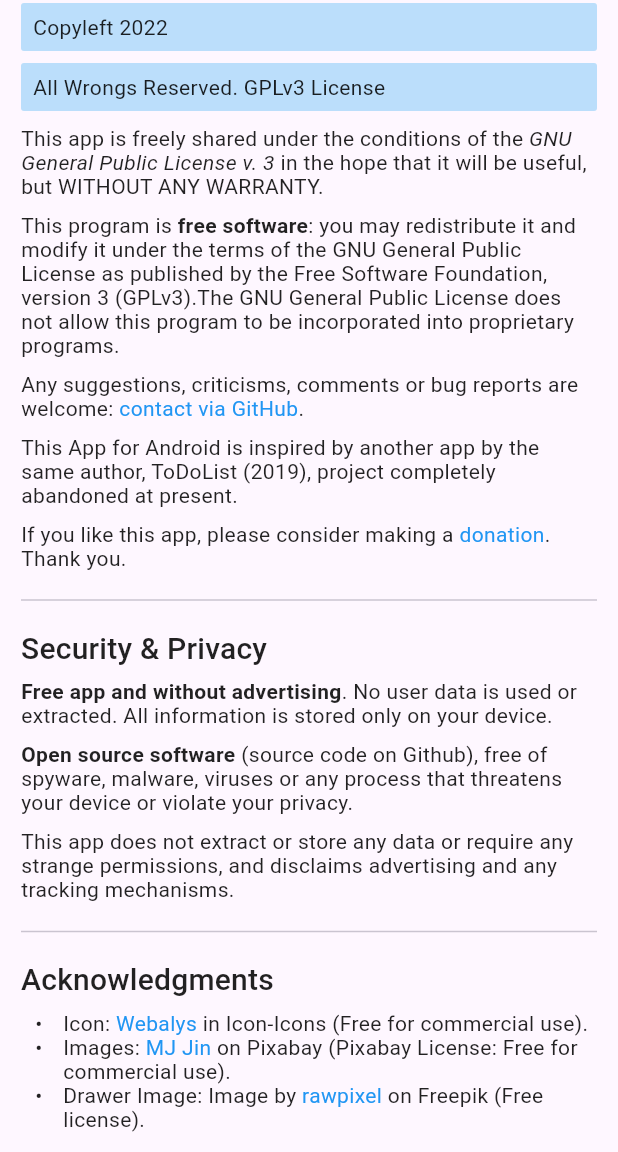
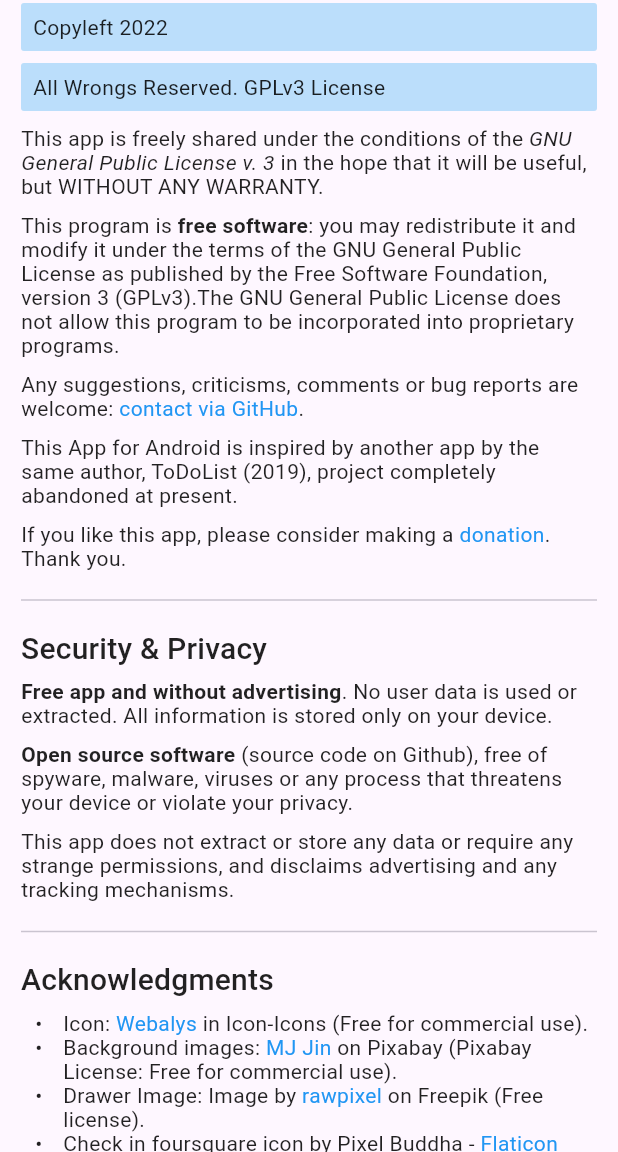
Before and after one commit to Webierta/todo_manager, a Flutter app: the AboutPage screen opened by its route, scrolled down 238 dp, on a phone screen of 412 x 824 dp, the part 84-1236 px from its top. Run offline on Flutter 3.47's test engine with Material 2 defaults, Android fonts, the phone set to English and light mode, and no system bars; drawn by our look-alikes of flutter_markdown; our stand-ins replace file_picker, go_router, hive, permission_handler; accounts and stored records are empty; generated files the repository leaves out were written again.

Commit message:
small fixes

```diff
--- a/lib/l10n/app_de.arb
+++ b/lib/l10n/app_de.arb
@@ -93,9 +93,6 @@
     "about9": "**Open-Source-Software** (Quellcode auf Github), frei von Spyware, Malware, Viren oder anderen Prozessen, die Ihr Gerät bedrohen oder Ihre Privatsphäre verletzen.",
     "about10": "Diese App extrahiert oder speichert keine Daten und benötigt keine fremden Berechtigungen. Sie verzichtet auf Werbung und Tracking-Mechanismen.",
     "about11": "## Danksagungen",
-    "about12": "* Icon: [Webalys](https://icon-icons.com/users/tEC2Jcsb47Ns1yxQJFdn1/icon-sets/) in Icon-Icons (Free for commercial use).",
-    "about13": "* Bilder: [MJ Jin](https://pixabay.com/es/users/la_petite_femme-2212305/) on Pixabay (Pixabay License: Free for commercial use).",
-    "about14": "* Schublade Bild: Image by [rawpixel](https://www.freepik.com/author/rawpixel-com) on Freepik (Free license).",
 
     "@_SUPPORT_PAGE": {},
     "support1": "TO-DO MANAGER ist freie und quelloffene Software.\n\nBitte denken Sie darüber nach, mitzuhelfen, die Entwicklung dieser App aktiv zu halten.",
--- a/lib/l10n/app_en.arb
+++ b/lib/l10n/app_en.arb
@@ -93,9 +93,6 @@
     "about9": "**Open source software** (source code on Github), free of spyware, malware, viruses or any process that threatens your device or violate your privacy.",
     "about10": "This app does not extract or store any data or require any strange permissions, and disclaims advertising and any tracking mechanisms.",
     "about11": "## Acknowledgments",
-    "about12": "* Icon: [Webalys](https://icon-icons.com/users/tEC2Jcsb47Ns1yxQJFdn1/icon-sets/) in Icon-Icons (Free for commercial use).",
-    "about13": "* Images: [MJ Jin](https://pixabay.com/es/users/la_petite_femme-2212305/) on Pixabay (Pixabay License: Free for commercial use).",
-    "about14": "* Drawer Image: Image by [rawpixel](https://www.freepik.com/author/rawpixel-com) on Freepik (Free license).",
 
     "@_SUPPORT_PAGE": {},
     "support1": "TO-DO MANAGER is Free and Open Source Software.\n\nPlease consider collaborating to keep the development of this App active.",
--- a/lib/l10n/app_es.arb
+++ b/lib/l10n/app_es.arb
@@ -93,9 +93,6 @@
     "about9": "**Software de código abierto** (código fuente en Github), libre de spyware, malware, virus o cualquier proceso que atente contra tu dispositivo o viole tu privacidad.",
     "about10": "Esta aplicación no extrae ni almacena ninguna información ni requiere ningún permiso extraño, y renuncia a la publicidad y a cualquier mecanismo de seguimiento.",
     "about11": "## Reconocimientos",
-    "about12": "* Icono: [Webalys](https://icon-icons.com/users/tEC2Jcsb47Ns1yxQJFdn1/icon-sets/) en Icon-Icons (Free for commercial use).",
-    "about13": "* Imágenes: [MJ Jin](https://pixabay.com/es/users/la_petite_femme-2212305/) en Pixabay (Pixabay License: Free for commercial use).",
-    "about14": "* Drawer Image: Image by [rawpixel](https://www.freepik.com/author/rawpixel-com) on Freepik (Free license).",
 
     "@_SUPPORT_PAGE": {},
     "support1": "TO-DO MANAGER es Software libre y de Código Abierto.\n\nPor favor considera colaborar para mantener activo el desarrollo de esta App.",
--- a/lib/pages/about_page.dart
+++ b/lib/pages/about_page.dart
@@ -57,7 +57,7 @@ class AboutPage extends StatelessWidget {
           const Divider(height: 40),
           MarkdownBody(data: appLang.about11),
           const SizedBox(height: 10.0),
-          MarkdownBody(
+          /* MarkdownBody(
             onTapLink: (text, href, title) => launchweb(href),
             data: appLang.about12,
           ),
@@ -68,6 +68,29 @@ class AboutPage extends StatelessWidget {
           MarkdownBody(
             onTapLink: (text, href, title) => launchweb(href),
             data: appLang.about14,
+          ), */
+          MarkdownBody(
+            onTapLink: (text, href, title) => launchweb(href),
+            data:
+                '* Icon: [Webalys](https://icon-icons.com/users/tEC2Jcsb47Ns1yxQJFdn1/icon-sets/) '
+                'in Icon-Icons (Free for commercial use).',
+          ),
+          MarkdownBody(
+            onTapLink: (text, href, title) => launchweb(href),
+            data: '* Background images: '
+                '[MJ Jin](https://pixabay.com/es/users/la_petite_femme-2212305/) '
+                'on Pixabay (Pixabay License: Free for commercial use).',
+          ),
+          MarkdownBody(
+            onTapLink: (text, href, title) => launchweb(href),
+            data: '* Drawer Image: Image by '
+                '[rawpixel](https://www.freepik.com/author/rawpixel-com) on Freepik (Free license).',
+          ),
+          MarkdownBody(
+            onTapLink: (text, href, title) => launchweb(href),
+            data: '* Check in foursquare icon by Pixel Buddha - '
+                '[Flaticon](https://www.flaticon.es/autores/pixel-buddha) (Free for personal or '
+                'commercial use with attribution).',
           ),
         ],
       ),
```
Also changed, not shown: lib/pages/home.dart (+16 -19 lines), lib/pages/todo_page.dart (+33 -59 lines).
